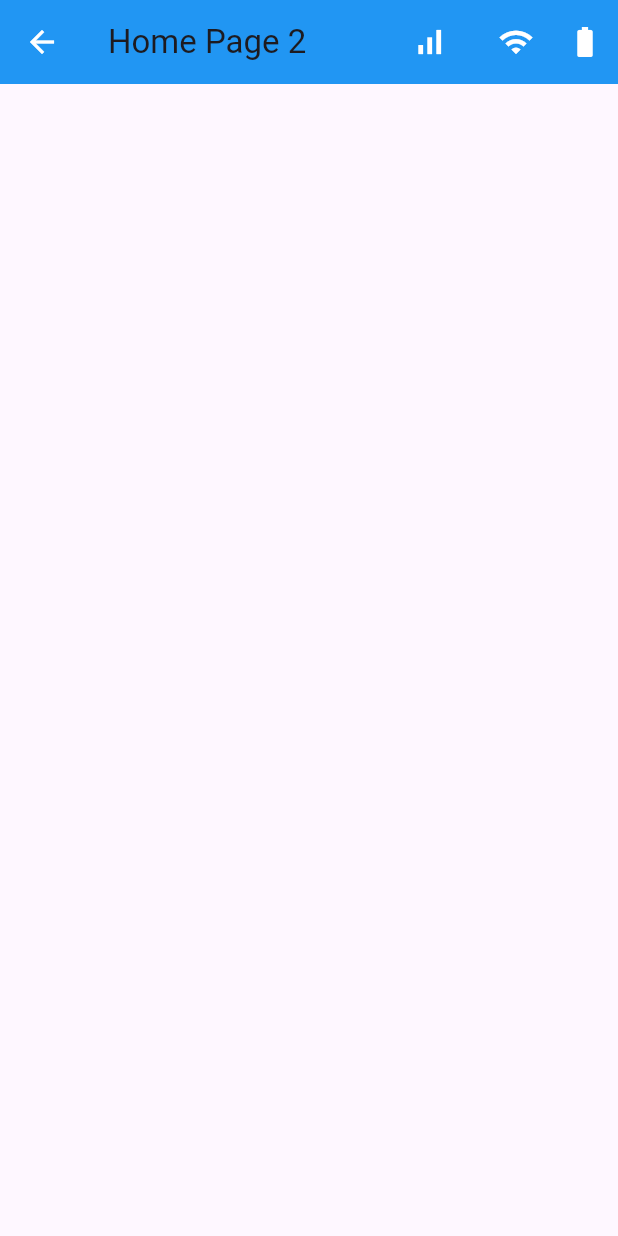
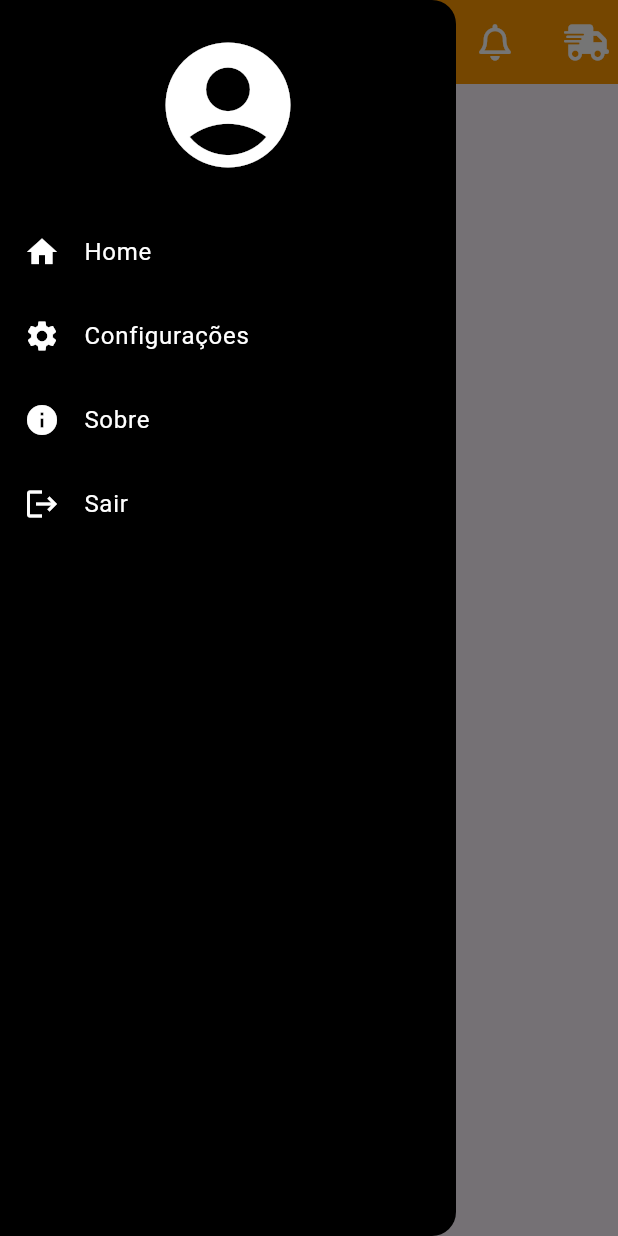
Before and after one commit to victorsouza-js/projetopi-flutter, a Flutter app: the HomePage2 screen opened by its route, with the side drawer open (before the commit the screen has no drawer), on a phone screen of 412 x 824 dp. Run offline on Flutter 3.47's test engine with Material 3 defaults, Android fonts, the light colour scheme and no system bars; our stand-ins replace font_awesome_flutter, lottie, shared_preferences; accounts and stored records are empty; network calls fail.

Commit message:
add mudances

```diff
--- a/lib/pages/home_page_2.dart
+++ b/lib/pages/home_page_2.dart
@@ -1,4 +1,6 @@
 import 'package:flutter/material.dart';
+import 'package:font_awesome_flutter/font_awesome_flutter.dart';
+import 'package:projeto_pi_flutter/pages/profile_page.dart';
 
 class HomePage2 extends StatefulWidget {
   const HomePage2({super.key});
@@ -8,47 +10,89 @@ class HomePage2 extends StatefulWidget {
 }
 
 class _HomePage2State extends State<HomePage2> {
+  final TextEditingController _searchController = TextEditingController();
   @override
   Widget build(BuildContext context) {
     return Scaffold(
+      drawer: Drawer(
+        backgroundColor: Colors.black,
+        child: ListView(
+          padding: EdgeInsets.zero,
+          children: [
+            SizedBox(height: 20),
+            Icon(Icons.account_circle, color: Colors.white, size: 100),
+            SizedBox(height: 20),
+            ListTile(
+              leading: Icon(Icons.home, color: Colors.white),
+              title: Text('Home', style: TextStyle(color: Colors.white)),
+              onTap: () {
+                Navigator.pushNamed(context, '/home');
+              },
+            ),
+            ListTile(
+              leading: Icon(Icons.settings, color: Colors.white),
+              title: Text(
+                'Configurações',
+                style: TextStyle(color: Colors.white),
+              ),
+              onTap: () {
+                Navigator.push(
+                  context,
+                  MaterialPageRoute(builder: (context) => ProfilePage()),
+                );
+              },
+            ),
+            ListTile(
+              leading: Icon(Icons.info, color: Colors.white),
+              title: Text('Sobre', style: TextStyle(color: Colors.white)),
+              onTap: () {
+                Navigator.pushNamed(context, '/about');
+              },
+            ),
+            ListTile(
+              leading: Icon(Icons.logout, color: Colors.white),
+              title: Text('Sair', style: TextStyle(color: Colors.white)),
+              onTap: () {
+                Navigator.pushNamed(context, '/home'); // Fecha o Drawer
+              },
+            ),
+          ],
+        ),
+      ),
       appBar: AppBar(
+        title: Container(
+    height: 40,
+    decoration: BoxDecoration(
+      color: Colors.white,
+      borderRadius: BorderRadius.circular(12),
+    ),
+    child: TextField(
+      controller: _searchController,
+      style: TextStyle(color: Colors.black),
+      decoration: InputDecoration(
+        hintText: 'Pesquisar...',
+        hintStyle: TextStyle(color: Colors.grey),
+        prefixIcon: Icon(Icons.search, color: Colors.orange),
+        border: InputBorder.none,
+        contentPadding: EdgeInsets.symmetric(vertical: 6),
+      ),
+    ),
+  ),
+
         actions: [
           Row(
             children: [
-              IconButton(onPressed: () {}, icon: Icon(Icons.signal_cellular_alt)),  // Ícone de sinal
-              SizedBox(width: 10),
-              PopupMenuButton<String>(
-                icon: Icon(Icons.wifi, color: Colors.white), // Ícone de Wi-Fi
-                onSelected: (String value) {
-                  ScaffoldMessenger.of(context).showSnackBar(
-                    SnackBar(content: Text('Conectado à rede: $value')),
-                  );
-                },
-                itemBuilder:
-                    (BuildContext context) => <PopupMenuEntry<String>>[
-                      PopupMenuItem<String>(
-                        value: 'Rede 1',
-                        child: Text('Rede 1'),
-                      ),
-                      PopupMenuItem<String>(
-                        value: 'Rede 2',
-                        child: Text('Rede 2'),
-                      ),
-                      PopupMenuItem<String>(
-                        value: 'Rede 3',
-                        child: Text('Rede 3'),
-                      ),
-                    ],
-              ),
-              SizedBox(width: 10),
-              Icon(Icons.battery_full, color: Colors.white), // Ícone de bateria
-              SizedBox(width: 10),
+              IconButton(onPressed: (){}, icon: Icon(FontAwesomeIcons.cartShopping)),
+              SizedBox(width: 10,),
+              IconButton(onPressed: (){}, icon: Icon(FontAwesomeIcons.bell)),
+              SizedBox(width: 10,),
+              IconButton(onPressed:
+              (){}, icon: Icon(FontAwesomeIcons.truckFast)),
+
             ],
-          ),
-        ],
+          )],
         iconTheme: const IconThemeData(color: Colors.white),
-        backgroundColor: Colors.blue,
-        title: const Text('Home Page 2'),
+        backgroundColor: Colors.orange,
       ),
     );
   }
```
Also changed, not shown: lib/pages/cadastro.dart (+27 -3 lines), lib/pages/home_page.dart (+2 -61 lines), lib/main.dart (line endings or trailing spaces).
